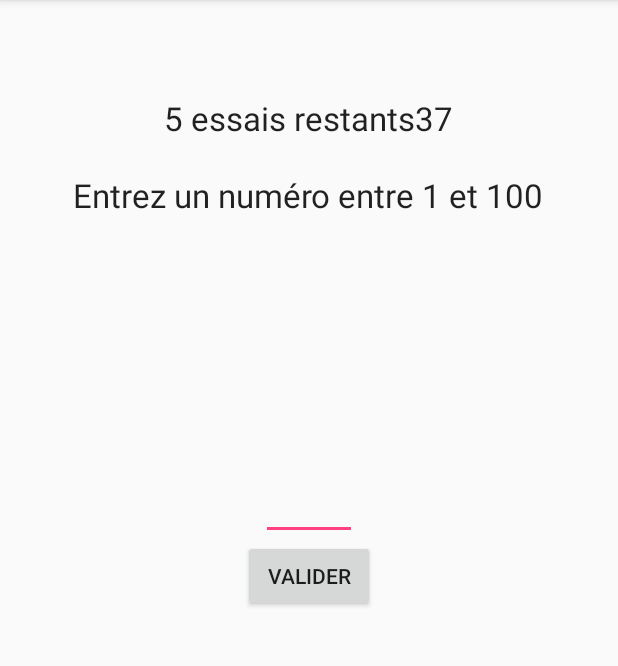
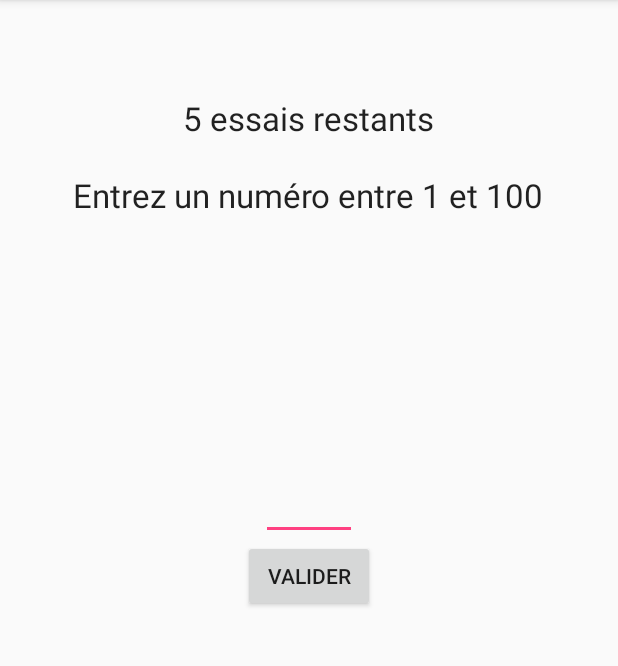
Before and after one commit to bigwanjeog/TPChiffreMystere, an Android app: the screen it shows after launch (MainActivity), on a phone screen of 412 x 824 dp, the part 84-750 px from its top. Run offline under Robolectric (Android 15) with nearby library versions, the phone set to English and light mode, and no system bars.

Commit message:
Fin de l'app

```diff
--- a/app/src/main/java/com/example/renaud/tpchiffremystere/MainActivity.java
+++ b/app/src/main/java/com/example/renaud/tpchiffremystere/MainActivity.java
@@ -49,7 +49,7 @@ public class MainActivity extends AppCompatActivity {
         activityMainTvPlusMoins = (TextView) findViewById(R.id.activityMainTvPlusMoins);
         activityMainTvEssai = (TextView) findViewById(R.id.activityMainTvEssai);
 
-        essais = (NBDETEST - cptTest) + " essais restants" + numMystere;//texte afficher dans activityMainTvEssai
+        essais = (NBDETEST - cptTest) + " essais restants";//texte afficher dans activityMainTvEssai
         activityMainTvEssai.setText(essais);//texte afficher dans activityMainTvEssai
 
         activityMainBtnValider.setOnClickListener(new View.OnClickListener() {
```
